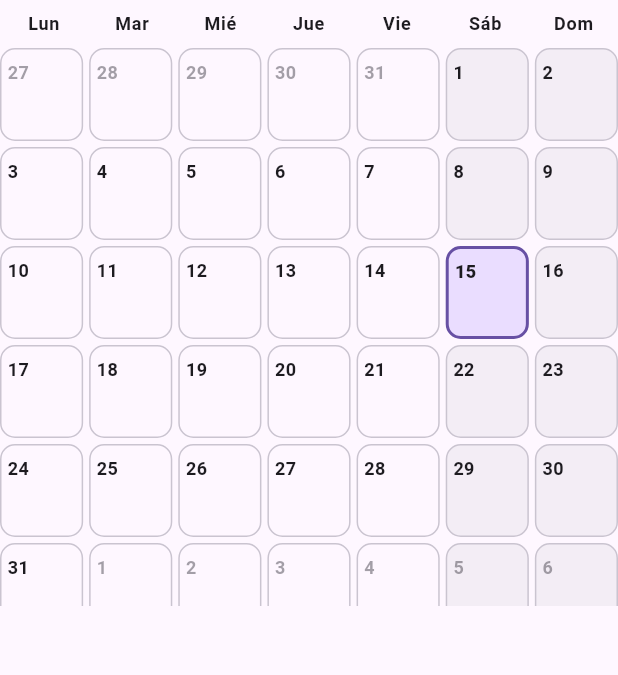
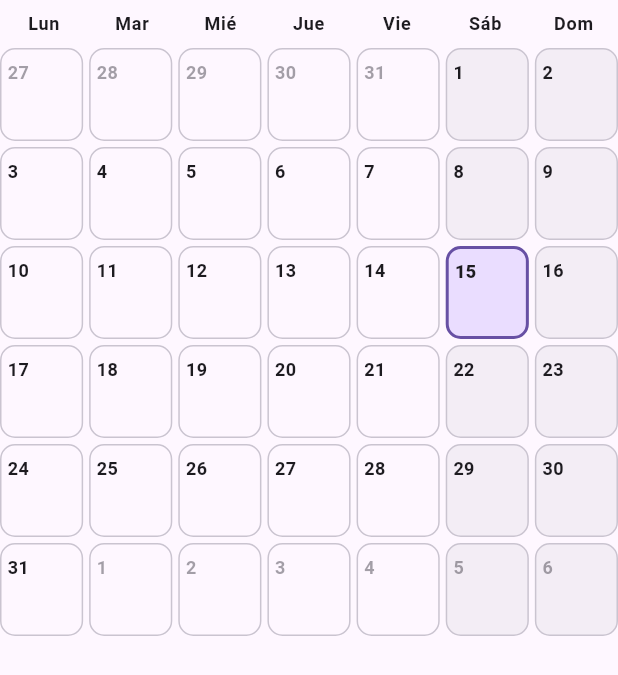
Before and after one commit to daavidpkr/reportes_cosmeticoshg, a Flutter app: the CalendarGrid widget shown alone on an empty page, opened directly with empty values, on a phone screen of 412 x 824 dp. Shown: the top 675 px of the screen. Run offline on Flutter 3.47's test engine with Material 3 defaults, Android fonts, the phone set to English and light mode, and no system bars; our stand-ins replace file_picker, firebase_core, firebase_messaging, flutter_dotenv, flutter_local_notifications, pdf and 3 more; missing offline and left inert: dart:js_interop, desktop_drop; accounts and stored records are empty; network calls fail.

Commit message:
Actualizar aplicación web

```diff
--- a/lib/app.dart
+++ b/lib/app.dart
@@ -1,6 +1,7 @@
 import 'dart:async';
 
 import 'package:flutter/material.dart';
+import 'package:flutter_localizations/flutter_localizations.dart';
 import 'package:flutter/services.dart';
 import 'package:shared_preferences/shared_preferences.dart';
 import 'package:supabase_flutter/supabase_flutter.dart';
@@ -110,6 +111,9 @@ class _CosmeticosHGAppState extends State<CosmeticosHGApp> {
       navigatorKey: _navigatorKey,
       title: 'Cosméticos HG - Reportes',
       debugShowCheckedModeBanner: false,
+      locale: const Locale('es'),
+      supportedLocales: const [Locale('es')],
+      localizationsDelegates: GlobalMaterialLocalizations.delegates,
       themeMode: _themeMode,
       theme: ThemeData(
         colorScheme: const ColorScheme.light(
--- a/lib/screens/payment_calendar/widgets/calendar_day_cell.dart
+++ b/lib/screens/payment_calendar/widgets/calendar_day_cell.dart
@@ -1,6 +1,7 @@
 import 'package:flutter/material.dart';
 
 import '../../../models/payment_calendar_entry.dart';
+import 'pending_invoice_card.dart';
 
 class CalendarDayCell extends StatelessWidget {
   const CalendarDayCell({
@@ -86,7 +87,8 @@ class CalendarDayCell extends StatelessWidget {
                   '${entries.length} ${entries.length == 1 ? 'factura' : 'facturas'}',
                   style: Theme.of(context).textTheme.labelSmall),
               for (final entry in entries.take(2))
-                Text('${entry.facturaId} · ${entry.cliente}',
+                Text(
+                    '${visibleInvoiceReference(entry.facturaId)} · ${entry.cliente}',
                     maxLines: 1,
                     overflow: TextOverflow.ellipsis,
                     style: Theme.of(context).textTheme.bodySmall),
--- a/lib/screens/payment_calendar/widgets/calendar_grid.dart
+++ b/lib/screens/payment_calendar/widgets/calendar_grid.dart
@@ -25,7 +25,9 @@ class CalendarGrid extends StatelessWidget {
         final compact = constraints.maxWidth < 900;
         final days = mondayFirstCalendarDays(month);
         final rows = days.length ~/ 7;
-        final height = compact ? rows * 62.0 : rows * 112.0;
+        const rowSpacing = 4.0;
+        final rowHeight = compact ? 62.0 : 112.0;
+        final height = rows * rowHeight + (rows - 1) * rowSpacing;
         final labels = compact
             ? const ['Lun', 'Mar', 'Mié', 'Jue', 'Vie', 'Sáb', 'Dom']
             : const [
@@ -57,9 +59,9 @@ class CalendarGrid extends StatelessWidget {
                   itemCount: days.length,
                   gridDelegate: SliverGridDelegateWithFixedCrossAxisCount(
                       crossAxisCount: 7,
-                      mainAxisExtent: compact ? 62 : 112,
+                      mainAxisExtent: rowHeight,
                       crossAxisSpacing: 4,
-                      mainAxisSpacing: 4),
+                      mainAxisSpacing: rowSpacing),
                   itemBuilder: (_, index) {
                     final day = days[index];
                     return CalendarDayCell(
--- a/pubspec.yaml
+++ b/pubspec.yaml
@@ -8,6 +8,8 @@ environment:
 
 dependencies:
   flutter:
+    sdk: flutter
+  flutter_localizations:
     sdk: flutter
   file_picker: ^8.0.0
   path_provider: ^2.1.2
```
Also changed, not shown: lib/screens/payment_calendar/widgets/pending_invoice_card.dart (+10 -3 lines), pubspec.lock, 1 other file.
